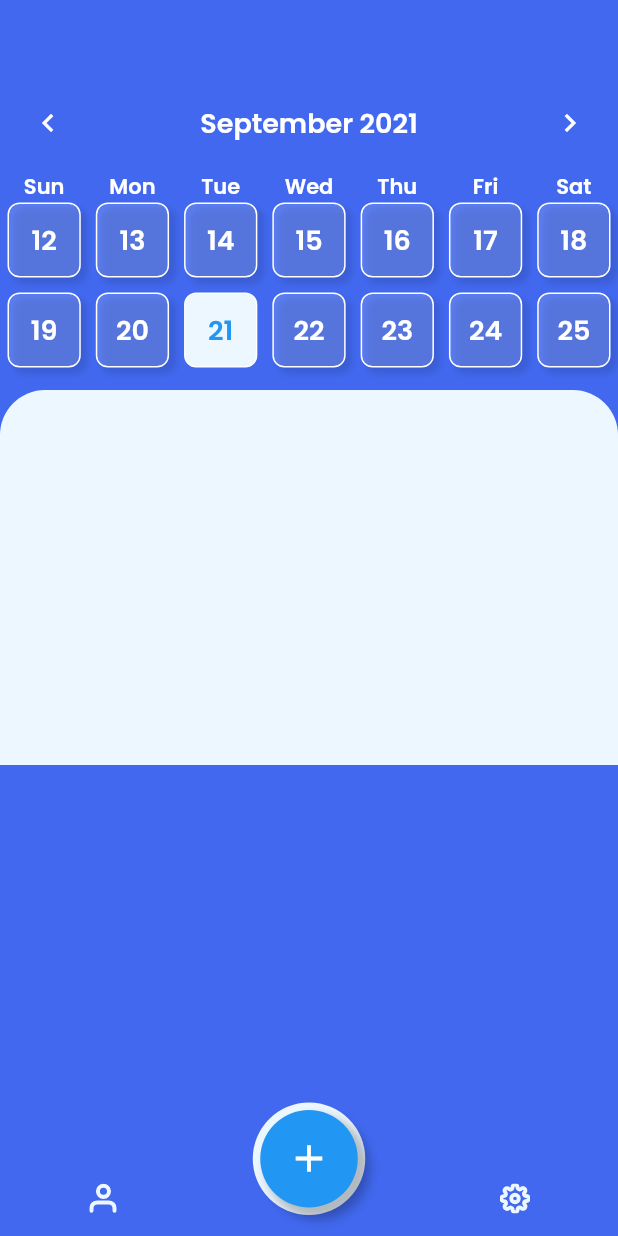
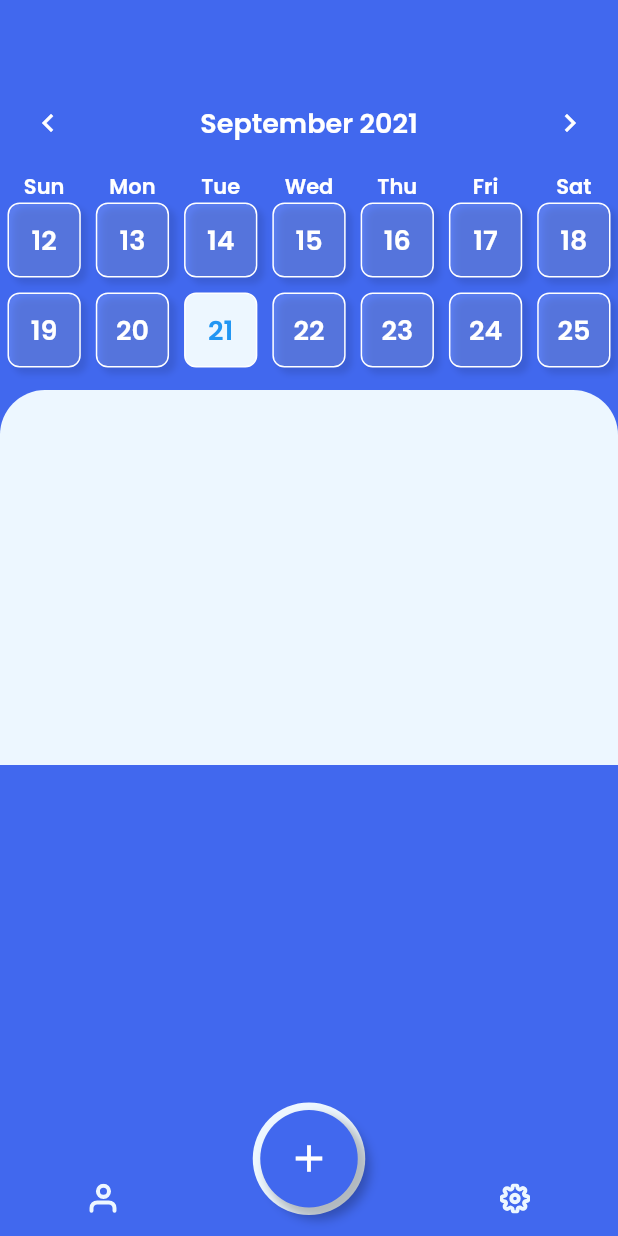
Before and after one commit to mohammadalihera/Medicine_Reminder, a Flutter app: the HomePage screen opened directly, on a phone screen of 412 x 824 dp. Run offline on Flutter 3.47's test engine with Material 2 defaults, Android fonts, the phone set to English and light mode, and no system bars; drawn by our look-alikes of table_calendar; our stand-ins replace country_code_picker, date_time_picker, double_back_to_close, firebase_auth, firebase_core, flutter_svg and 6 more; accounts and stored records are empty; network calls fail.

Commit message:
added consistent color, Updated google Auth

```diff
--- a/lib/controller/get_medicine/get_medicine.dart
+++ b/lib/controller/get_medicine/get_medicine.dart
@@ -35,9 +35,9 @@ class GetMedicineController extends GetxController {
   getSelectedVital(DateTime date) {
     DateTime eventDate = DateTime(date.year, date.month, date.day);
 
-    print(eventDate);
+    // print(eventDate);
     // selectedDate = eventDate;
-    getAllVitalFromDb();
+    // getAllVitalFromDb();
 
     return vital[eventDate] ?? [];
   }
--- a/lib/view/pages/home/home_page.dart
+++ b/lib/view/pages/home/home_page.dart
@@ -235,7 +235,7 @@ class _HomePageState extends State<HomePage> {
                                 borderRadius: BorderRadius.all(
                                   Radius.circular(70),
                                 ),
-                                color: Colors.blue,
+                                color: kPrimaryColor,
                                 boxShadow: [
                                   BoxShadow(
                                     color: Colors.black.withOpacity(0.25),
--- a/lib/view/pages/sign_up/sign_up.dart
+++ b/lib/view/pages/sign_up/sign_up.dart
@@ -39,7 +39,7 @@ class _SignUpPageState extends State<SignUpPage> {
                   ),
                   Icon(
                     Icons.arrow_right_alt_sharp,
-                    color: Colors.blue,
+                    color: kPrimaryColor,
                     size: 30,
                   )
                 ],
--- a/lib/view/widgets/sign_up_widget/sign_up_text_fields.dart
+++ b/lib/view/widgets/sign_up_widget/sign_up_text_fields.dart
@@ -269,7 +269,7 @@ class _TextFieldWidgetState extends State<TextFieldWidget> {
             child: Container(
               decoration: BoxDecoration(
                 borderRadius: BorderRadius.all(Radius.circular(10)),
-                color: Colors.blue,
+                color: kPrimaryColor,
               ),
               margin: EdgeInsets.only(left: 33, right: 33),
               height: 50,
```
Also changed, not shown: lib/Authentication/phone_auth.dart (+9 -2 lines), lib/view/pages/user_page.dart (+5 -5 lines).
